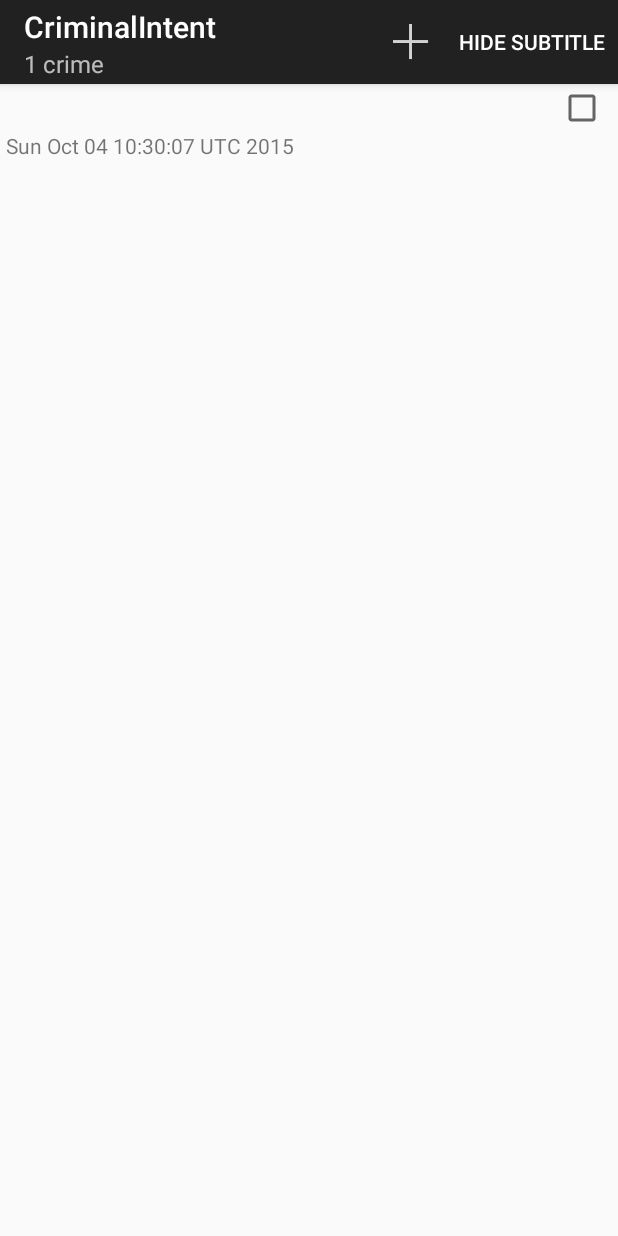
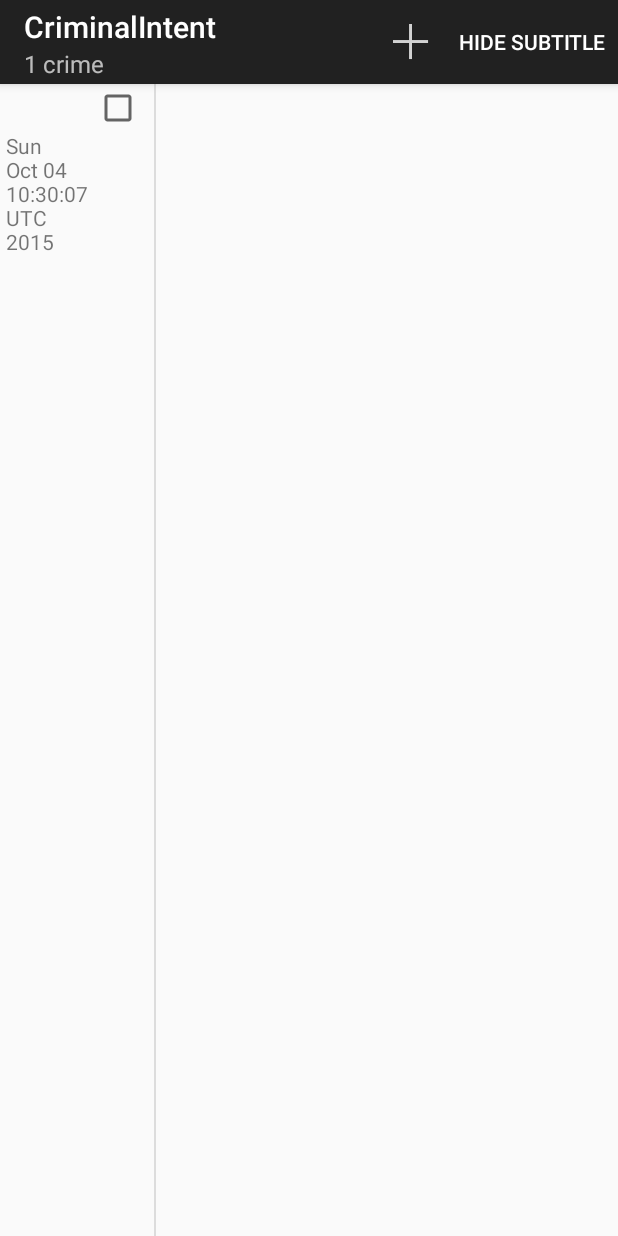
Before and after one commit to svktylmz/CriminalIntent, an Android app: the screen it shows after launch (CrimeListActivity), after a tap on "SHOW SUBTITLE", on a phone screen of 412 x 824 dp. Run offline under Robolectric (Android 15) with nearby library versions, the phone set to English and light mode, and no system bars; 1 other tap on this screen came first.

Commit message:
activity_twopane added and hooked with CrimeListActivity.

```diff
--- a/app/src/main/java/tr/com/hacktusdynamics/android/criminalintent/activities/CrimeListActivity.java
+++ b/app/src/main/java/tr/com/hacktusdynamics/android/criminalintent/activities/CrimeListActivity.java
@@ -2,6 +2,7 @@ package tr.com.hacktusdynamics.android.criminalintent.activities;
 
 import android.support.v4.app.Fragment;
 
+import tr.com.hacktusdynamics.android.criminalintent.R;
 import tr.com.hacktusdynamics.android.criminalintent.fragments.CrimeListFragment;
 
 public class CrimeListActivity extends SingleFragmentActivity {
@@ -9,4 +10,9 @@ public class CrimeListActivity extends SingleFragmentActivity {
     protected Fragment createFragment() {
         return new CrimeListFragment();
     }
+
+    @Override
+    protected int getLayoutResId() {
+        return R.layout.activity_twopane;
+    }
 }
--- /dev/null
+++ b/app/src/main/res/layout/activity_twopane.xml
@@ -0,0 +1,21 @@
+<?xml version="1.0" encoding="utf-8"?>
+<LinearLayout xmlns:android="http://schemas.android.com/apk/res/android"
+    android:orientation="horizontal"
+    android:layout_width="match_parent"
+    android:layout_height="match_parent"
+    android:divider="?android:attr/dividerHorizontal"
+    android:showDividers="middle">
+
+    <FrameLayout
+        android:id="@+id/fragment_container"
+        android:layout_width="0dp"
+        android:layout_height="match_parent"
+        android:layout_weight="1"/>
+
+    <FrameLayout
+        android:id="@+id/detail_fragment_container"
+        android:layout_width="0dp"
+        android:layout_height="match_parent"
+        android:layout_weight="3"/>
+
+</LinearLayout>
```
